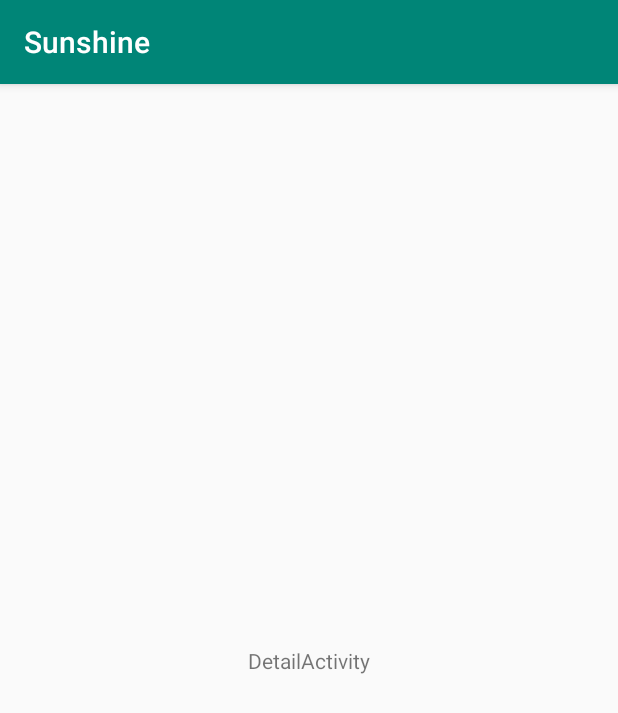
After one commit to Miguel-Herrero/sunshine, an Android app: the DetailActivity screen opened directly, with no data from a screen before it, on a phone screen of 412 x 824 dp. The commit adds this screen. Shown: the top 713 px of the screen. Run offline under Robolectric (Android 15) with nearby library versions, the phone set to English and light mode, and no system bars.

Commit message:
Add a second detail activity with intent

```diff
--- a/app/build.gradle
+++ b/app/build.gradle
@@ -27,8 +27,9 @@ android {
 
 dependencies {
     implementation fileTree(dir: 'libs', include: ['*.jar'])
-    implementation"org.jetbrains.kotlin:kotlin-stdlib-jdk7:$kotlin_version"
+    implementation "org.jetbrains.kotlin:kotlin-stdlib-jdk7:$kotlin_version"
     implementation 'androidx.appcompat:appcompat:1.0.0-beta01'
+    implementation 'androidx.constraintlayout:constraintlayout:1.1.2'
     testImplementation 'junit:junit:4.12'
     androidTestImplementation 'androidx.test:runner:1.1.0-alpha4'
     androidTestImplementation 'androidx.test.espresso:espresso-core:3.1.0-alpha4'
--- a/app/src/main/AndroidManifest.xml
+++ b/app/src/main/AndroidManifest.xml
@@ -18,6 +18,7 @@
                 <category android:name="android.intent.category.LAUNCHER" />
             </intent-filter>
         </activity>
+        <activity android:name=".DetailActivity"></activity>
     </application>
 
 </manifest>
--- /dev/null
+++ b/app/src/main/java/es/miguelherrero/sunshine/DetailActivity.kt
@@ -0,0 +1,28 @@
+package es.miguelherrero.sunshine
+
+import android.content.Intent
+import android.os.Bundle
+import android.widget.TextView
+import androidx.appcompat.app.AppCompatActivity
+
+class DetailActivity : AppCompatActivity() {
+
+    private var mDisplayText: TextView? = null
+
+    override fun onCreate(savedInstanceState: Bundle?) {
+        super.onCreate(savedInstanceState)
+        setContentView(R.layout.activity_detail)
+
+        mDisplayText = findViewById(R.id.tv_display_weather)
+
+        /**
+         * If this activity was started by an intent, fetch its extra data and operate with it
+         */
+        intent?.let { intent ->
+            if (intent.hasExtra(Intent.EXTRA_TEXT)) {
+                val forecast = intent.getStringExtra(Intent.EXTRA_TEXT)
+                mDisplayText?.text = forecast
+            }
+        }
+    }
+}
--- a/app/src/main/java/es/miguelherrero/sunshine/MainActivity.kt
+++ b/app/src/main/java/es/miguelherrero/sunshine/MainActivity.kt
@@ -1,12 +1,12 @@
 package es.miguelherrero.sunshine
 
+import android.content.Intent
 import android.os.Bundle
 import android.view.Menu
 import android.view.MenuItem
 import android.view.View
 import android.widget.ProgressBar
 import android.widget.TextView
-import android.widget.Toast
 import androidx.appcompat.app.AppCompatActivity
 import androidx.recyclerview.widget.LinearLayoutManager
 import androidx.recyclerview.widget.RecyclerView
@@ -18,6 +18,14 @@ import retrofit2.Response
 
 class MainActivity : AppCompatActivity() {
 
+    companion object {
+        // Class name for Log tag
+        private val LOG_TAG = MainActivity::class.java.simpleName
+        // Unique tag required for the intent extra
+        const val EXTRA_MESSAGE = "EXTRA_MESSAGE"
+        // Unique tag for the intent reply
+        const val TEXT_REQUEST = 1
+    }
 
     private var mErrorMessageTextView: TextView? = null
     var mLoadingIndicator: ProgressBar? = null
@@ -122,6 +130,8 @@ class MainActivity : AppCompatActivity() {
      * @param weatherForDay The weather for the day that was clicked
      */
     private fun itemClicked(weatherForDay: String) {
-        Toast.makeText(this, weatherForDay, Toast.LENGTH_LONG).show()
+        val intent = Intent(this, DetailActivity::class.java)
+        intent.putExtra(Intent.EXTRA_TEXT, weatherForDay)
+        startActivity(intent)
     }
 }
--- /dev/null
+++ b/app/src/main/res/layout/activity_detail.xml
@@ -0,0 +1,22 @@
+<?xml version="1.0" encoding="utf-8"?>
+<androidx.constraintlayout.widget.ConstraintLayout xmlns:android="http://schemas.android.com/apk/res/android"
+    xmlns:app="http://schemas.android.com/apk/res-auto"
+    xmlns:tools="http://schemas.android.com/tools"
+    android:layout_width="match_parent"
+    android:layout_height="match_parent"
+    tools:context=".DetailActivity">
+
+    <TextView
+        android:id="@+id/tv_display_weather"
+        android:layout_width="wrap_content"
+        android:layout_height="wrap_content"
+        android:layout_marginStart="8dp"
+        android:layout_marginTop="8dp"
+        android:layout_marginEnd="8dp"
+        android:layout_marginBottom="8dp"
+        android:text="DetailActivity"
+        app:layout_constraintBottom_toBottomOf="parent"
+        app:layout_constraintEnd_toEndOf="parent"
+        app:layout_constraintStart_toStartOf="parent"
+        app:layout_constraintTop_toTopOf="parent" />
+</androidx.constraintlayout.widget.ConstraintLayout>
```
Also changed, not shown: 1 other file.
